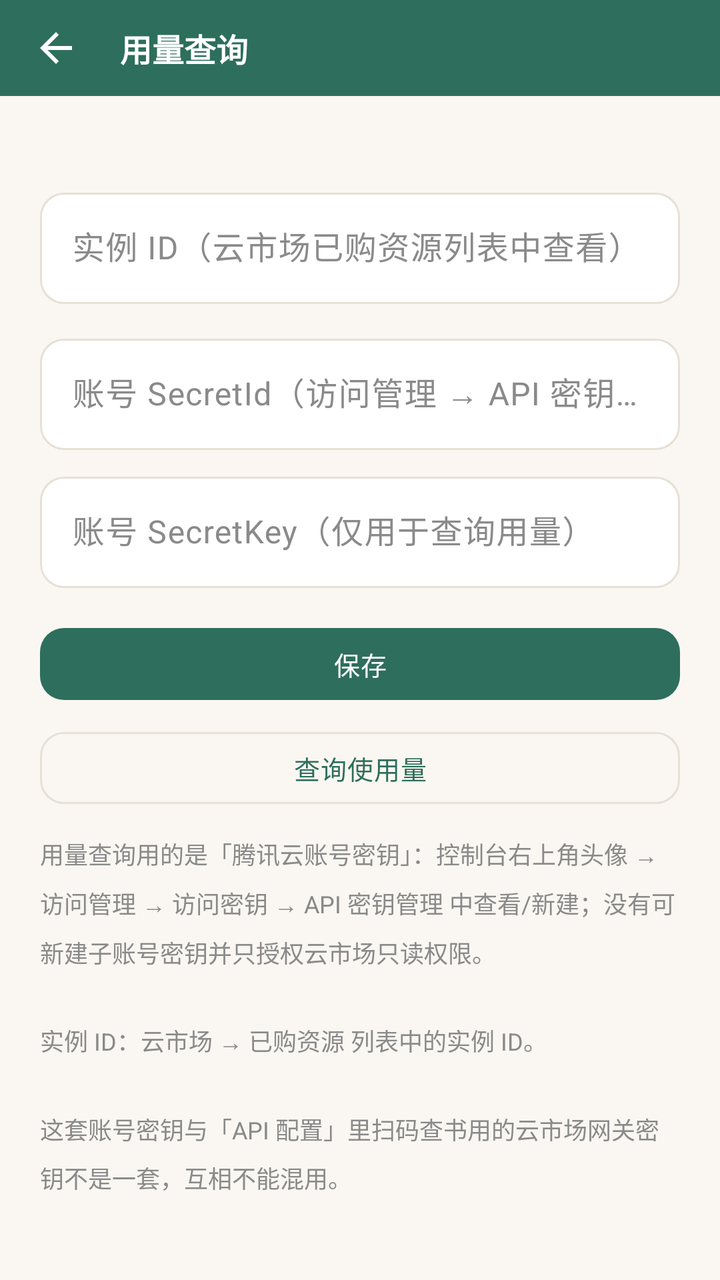
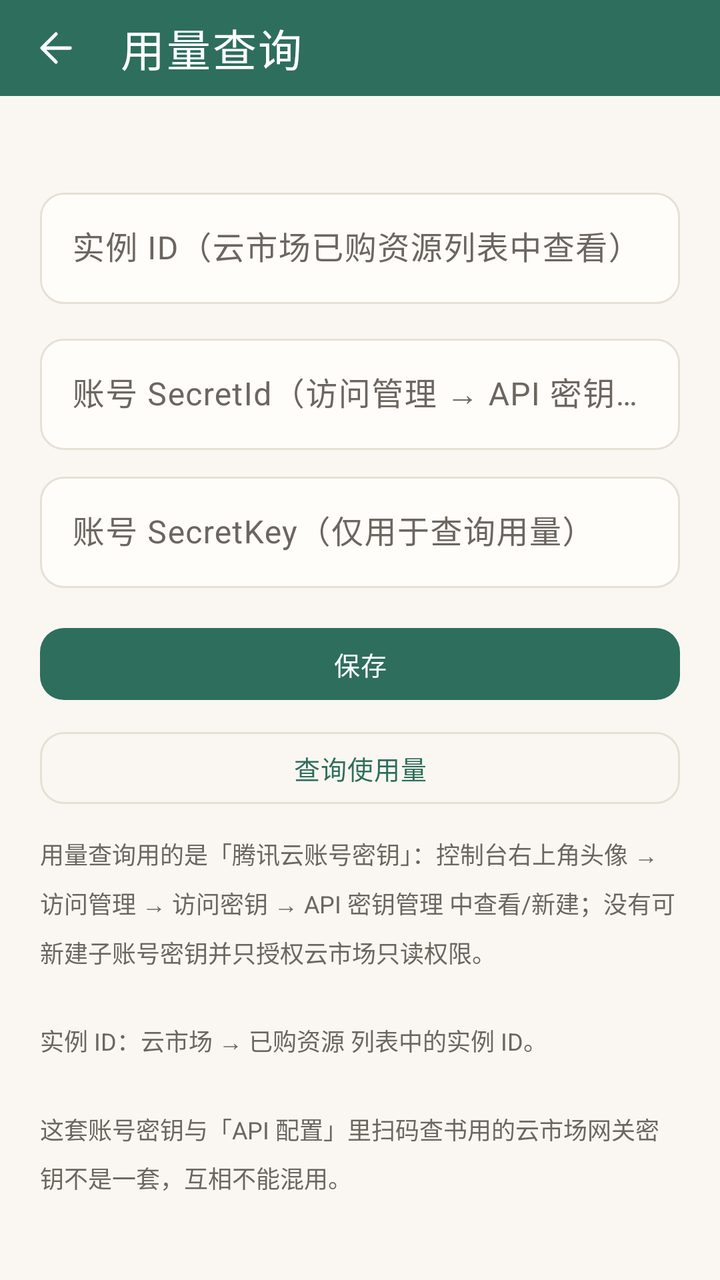

Compare the two renders of this Android layout. The source of the first and the diff that turns it into the second are given below.
<!-- AndroidManifest.xml: application theme Theme.Bookshelf -->
<!-- res/layout/activity_usage_query.xml -->
<?xml version="1.0" encoding="utf-8"?>
<LinearLayout xmlns:android="http://schemas.android.com/apk/res/android"
    xmlns:app="http://schemas.android.com/apk/res-auto"
    android:layout_width="match_parent"
    android:layout_height="match_parent"
    android:orientation="vertical">

    <com.google.android.material.appbar.MaterialToolbar
        android:id="@+id/toolbar"
        style="@style/Widget.Bookshelf.Toolbar"
        android:layout_width="match_parent"
        android:layout_height="@dimen/toolbar_h"
        app:navigationIcon="@drawable/ic_back"
        app:title="用量查询" />

    <ScrollView
        android:layout_width="match_parent"
        android:layout_height="0dp"
        android:layout_weight="1"
        android:fillViewport="true"
        android:scrollbars="vertical">

                <androidx.constraintlayout.widget.ConstraintLayout
            android:layout_width="match_parent"
            android:layout_height="wrap_content">

<LinearLayout
            android:layout_width="0dp"
            android:layout_height="wrap_content"
            android:orientation="vertical"
            android:padding="20dp"
                    app:layout_constraintWidth_max="@dimen/content_max_width"
                    app:layout_constraintStart_toStartOf="parent"
                    app:layout_constraintEnd_toEndOf="parent"
                    app:layout_constraintHorizontal_bias="0.5"
                    app:layout_constraintTop_toTopOf="parent"
                    app:layout_constraintBottom_toBottomOf="parent"
                >

            <com.google.android.material.textfield.TextInputLayout
                android:id="@+id/til_instance_id"
                android:layout_width="match_parent"
                android:layout_height="wrap_content"
                android:hint="实例 ID（云市场已购资源列表中查看）">

                <com.google.android.material.textfield.TextInputEditText
                    android:id="@+id/et_instance_id"
                    android:layout_width="match_parent"
                    android:layout_height="wrap_content" />
            </com.google.android.material.textfield.TextInputLayout>

            
            <com.google.android.material.textfield.TextInputLayout
                android:id="@+id/til_usage_secret_id"
                android:layout_width="match_parent"
                android:layout_height="wrap_content"
                android:layout_marginTop="12dp"
                android:hint="账号 SecretId（访问管理 → API 密钥管理，非云市场网关密钥）">

                <com.google.android.material.textfield.TextInputEditText
                    android:id="@+id/et_usage_secret_id"
                    android:layout_width="match_parent"
                    android:layout_height="wrap_content" />
            </com.google.android.material.textfield.TextInputLayout>

            <com.google.android.material.textfield.TextInputLayout
                android:id="@+id/til_usage_secret_key"
                android:layout_width="match_parent"
                android:layout_height="wrap_content"
                android:layout_marginTop="8dp"
                android:hint="账号 SecretKey（仅用于查询用量）">

                <com.google.android.material.textfield.TextInputEditText
                    android:id="@+id/et_usage_secret_key"
                    android:layout_width="match_parent"
                    android:layout_height="wrap_content" />
            </com.google.android.material.textfield.TextInputLayout>

            <com.google.android.material.button.MaterialButton
                android:id="@+id/btn_save"
                android:layout_width="match_parent"
                android:layout_height="wrap_content"
                android:layout_marginTop="16dp"
                android:text="保存" />

            <com.google.android.material.button.MaterialButton
                android:id="@+id/btn_query_usage"
                style="@style/Widget.Bookshelf.Button.Outlined"
                android:layout_width="match_parent"
                android:layout_height="wrap_content"
                android:layout_marginTop="8dp"
                android:text="查询使用量" />

            <TextView
                android:id="@+id/tv_usage_result"
                android:layout_width="match_parent"
                android:layout_height="wrap_content"
                android:layout_marginTop="4dp"
                android:lineSpacingMultiplier="1.35"
                android:textColor="@color/text_main"
                android:textSize="13sp"
                android:visibility="gone" />

            <TextView
                android:layout_width="match_parent"
                android:layout_height="wrap_content"
                android:layout_marginTop="12dp"
                android:lineSpacingMultiplier="1.4"
                android:text="用量查询用的是「腾讯云账号密钥」：控制台右上角头像 → 访问管理 → 访问密钥 → API 密钥管理 中查看/新建；没有可新建子账号密钥并只授权云市场只读权限。\n\n实例 ID：云市场 → 已购资源 列表中的实例 ID。\n\n这套账号密钥与「API 配置」里扫码查书用的云市场网关密钥不是一套，互相不能混用。"
                android:textSize="12sp"
                android:textColor="@color/text_sub" />
        </LinearLayout>
        </androidx.constraintlayout.widget.ConstraintLayout>
    </ScrollView>
</LinearLayout>
<!-- resources referenced by this layout -->
<resources>
  <color name="text_sub">#8A8A8A</color>
  <!-- drawable ic_back (drawable) -->
  <vector xmlns:android="http://schemas.android.com/apk/res/android"
      android:width="24dp" android:height="24dp"
      android:viewportWidth="24" android:viewportHeight="24"
      android:autoMirrored="true">
      <path
          android:fillColor="#FFFFFFFF"
          android:pathData="M20,11L7.8,11l5.6,-5.6L12,4l-8,8 8,8 1.4,-1.4L7.8,13L20,13z" />
  </vector>
  <style name="Widget.Bookshelf.Toolbar" parent="Widget.Material3.Toolbar">
          <item name="android:background">?attr/colorPrimary</item>
          <item name="titleTextColor">@color/white</item>
          <item name="titleTextAppearance">@style/TextAppearance.Bookshelf.ToolbarTitle</item>
          <item name="navigationIconTint">@color/white</item>
          <item name="android:elevation">0dp</item>
      </style>
  <style name="Theme.Bookshelf" parent="Theme.Bookshelf.Base">
          <item name="colorPrimary">@color/primary</item>
          <item name="colorPrimaryVariant">@color/primary_dark</item>
          <item name="colorSecondary">@color/accent</item>
          
          <item name="chip_bg">@color/chip_bg</item>
          <item name="primary_container">@color/green_container</item>
          <item name="on_primary_container">@color/green_on_container</item>
      </style>
  <style name="TextAppearance.Bookshelf.ToolbarTitle" parent="TextAppearance.Material3.TitleLarge">
          <item name="android:textSize">@dimen/text_title_toolbar</item>
          <item name="android:textStyle">bold</item>
          <item name="android:textColor">@color/white</item>
      </style>
  <style name="Theme.Bookshelf.Base" parent="Theme.Material3.Light.NoActionBar">
          
          <item name="android:colorBackground">@color/bg_page</item>
          
          <item name="android:statusBarColor">?attr/colorPrimary</item>
          <item name="android:windowLightStatusBar">false</item>
          
          <item name="surface">@color/surface</item>
          <item name="surface_dim">@color/surface_dim</item>
          <item name="outline">@color/outline</item>
          <item name="outline_strong">@color/outline_strong</item>
          <item name="on_surface">@color/text_main</item>
          <item name="on_surface_variant">@color/text_sub</item>
          
          <item name="primary_container">@color/green_container</item>
          <item name="on_primary_container">@color/green_on_container</item>
          
          <item name="chip_bg">@color/chip_bg</item>
          
          <item name="colorSurface">@color/surface</item>
          <item name="colorSurfaceBright">@color/surface</item>
          <item name="colorSurfaceDim">@color/surface_dim</item>
          <item name="colorSurfaceContainer">@color/surface</item>
          <item name="colorSurfaceContainerLow">@color/surface</item>
          <item name="colorSurfaceContainerLowest">@color/surface</item>
          <item name="colorSurfaceContainerHigh">@color/surface</item>
          <item name="colorSurfaceContainerHighest">@color/surface_dim</item>
          <item name="colorOutline">@color/outline</item>
          <item name="colorOutlineVariant">@color/outline</item>
          
          <item name="elevationOverlayEnabled">false</item>
          
          <item name="materialButtonStyle">@style/Widget.Bookshelf.Button</item>
          <item name="textInputStyle">@style/Widget.Bookshelf.TextField</item>
          <item name="materialCardViewStyle">@style/Widget.Bookshelf.MaterialCard</item>
          
          <item name="chipStyle">@style/Widget.Bookshelf.Chip</item>
          <item name="chipGroupStyle">@style/Widget.Bookshelf.ChipGroup</item>
          
          <item name="materialAlertDialogTheme">@style/ThemeOverlay.Bookshelf.Dialog</item>
          
          <item name="bottomSheetDialogTheme">@style/ThemeOverlay.Bookshelf.BottomSheet</item>
      </style>
  <color name="surface">#FFFFFF</color>
  <!-- unchanged entries left out for length: 34 -->
</resources>

<!-- the commit's change to res/layout/activity_usage_query.xml (unified diff, before → after) -->
@@ -97,7 +97,7 @@
                 android:layout_height="wrap_content"
                 android:layout_marginTop="4dp"
                 android:lineSpacingMultiplier="1.35"
-                android:textColor="@color/text_main"
+                android:textColor="?attr/on_surface"
                 android:textSize="13sp"
                 android:visibility="gone" />
 
@@ -108,7 +108,7 @@
                 android:lineSpacingMultiplier="1.4"
                 android:text="用量查询用的是「腾讯云账号密钥」：控制台右上角头像 → 访问管理 → 访问密钥 → API 密钥管理 中查看/新建；没有可新建子账号密钥并只授权云市场只读权限。\n\n实例 ID：云市场 → 已购资源 列表中的实例 ID。\n\n这套账号密钥与「API 配置」里扫码查书用的云市场网关密钥不是一套，互相不能混用。"
                 android:textSize="12sp"
-                android:textColor="@color/text_sub" />
+                android:textColor="?attr/on_surface_variant" />
         </LinearLayout>
         </androidx.constraintlayout.widget.ConstraintLayout>
     </ScrollView>
<!-- resource entries referenced after the edit -->
@@ -1,20 +1,28 @@
 <!-- resources referenced by this layout -->
 <resources>
-  <color name="text_sub">#8A8A8A</color>
+  <color name="text_sub">#6B6660</color>
+  <color name="accent_text">#8A5A1A</color>
   <!-- drawable ic_back (drawable) -->
+  <?xml version="1.0" encoding="utf-8"?>
   <vector xmlns:android="http://schemas.android.com/apk/res/android"
-      android:width="24dp" android:height="24dp"
-      android:viewportWidth="24" android:viewportHeight="24"
+      android:width="24dp"
+      android:height="24dp"
+      android:viewportWidth="24"
+      android:viewportHeight="24"
       android:autoMirrored="true">
       <path
-          android:fillColor="#FFFFFFFF"
-          android:pathData="M20,11L7.8,11l5.6,-5.6L12,4l-8,8 8,8 1.4,-1.4L7.8,13L20,13z" />
+          android:fillColor="@android:color/transparent"
+          android:pathData="M19,12 L6,12 M12,5 L5,12 L12,19"
+          android:strokeColor="#FF000000"
+          android:strokeLineCap="round"
+          android:strokeLineJoin="round"
+          android:strokeWidth="1.75" />
   </vector>
   <style name="Widget.Bookshelf.Toolbar" parent="Widget.Material3.Toolbar">
           <item name="android:background">?attr/colorPrimary</item>
-          <item name="titleTextColor">@color/white</item>
+          <item name="titleTextColor">?attr/colorOnPrimary</item>
           <item name="titleTextAppearance">@style/TextAppearance.Bookshelf.ToolbarTitle</item>
-          <item name="navigationIconTint">@color/white</item>
+          <item name="navigationIconTint">?attr/colorOnPrimary</item>
           <item name="android:elevation">0dp</item>
       </style>
   <style name="Theme.Bookshelf" parent="Theme.Bookshelf.Base">
@@ -25,10 +33,27 @@
           <item name="chip_bg">@color/chip_bg</item>
           <item name="primary_container">@color/green_container</item>
           <item name="on_primary_container">@color/green_on_container</item>
+          <item name="android:colorBackground">@color/green_page</item>
+          <item name="surface">@color/green_surface</item>
+          <item name="surface_dim">@color/green_surface_dim</item>
+          <item name="outline">@color/green_outline</item>
+          <item name="outline_strong">@color/green_outline_strong</item>
+          <item name="colorSurface">@color/green_surface</item>
+          <item name="colorSurfaceBright">@color/green_surface</item>
+          <item name="colorSurfaceContainer">@color/green_surface</item>
+          <item name="colorSurfaceContainerLow">@color/green_surface</item>
+          <item name="colorSurfaceContainerLowest">@color/green_surface</item>
+          <item name="colorSurfaceContainerHigh">@color/green_surface</item>
+          <item name="colorSurfaceDim">@color/green_surface_dim</item>
+          <item name="colorSurfaceContainerHighest">@color/green_surface_dim</item>
+          <item name="colorOutline">@color/green_outline</item>
+          <item name="colorOutlineVariant">@color/green_outline</item>
       </style>
   <style name="TextAppearance.Bookshelf.ToolbarTitle" parent="TextAppearance.Material3.TitleLarge">
-          <item name="android:textSize">@dimen/text_title_toolbar</item>
-          <item name="android:textStyle">bold</item>
+          <item name="android:textSize">@dimen/text_title</item>
+          <item name="android:fontFamily">serif</item>
+          <item name="android:textStyle">normal</item>
+          <item name="android:letterSpacing">0.04</item>
           <item name="android:textColor">@color/white</item>
       </style>
   <style name="Theme.Bookshelf.Base" parent="Theme.Material3.Light.NoActionBar">
@@ -37,6 +62,8 @@
           
           <item name="android:statusBarColor">?attr/colorPrimary</item>
           <item name="android:windowLightStatusBar">false</item>
+          
+          <item name="android:windowActivityTransitions">true</item>
           
           <item name="surface">@color/surface</item>
           <item name="surface_dim">@color/surface_dim</item>
@@ -50,6 +77,11 @@
           
           <item name="chip_bg">@color/chip_bg</item>
           
+          <item name="accent_text">@color/accent_text</item>
+          
+          <item name="colorOnSurface">@color/text_main</item>
+          <item name="colorOnSurfaceVariant">@color/text_sub</item>
+          <item name="colorOnBackground">@color/text_main</item>
           <item name="colorSurface">@color/surface</item>
           <item name="colorSurfaceBright">@color/surface</item>
           <item name="colorSurfaceDim">@color/surface_dim</item>
@@ -74,7 +106,13 @@
           
           <item name="bottomSheetDialogTheme">@style/ThemeOverlay.Bookshelf.BottomSheet</item>
       </style>
-  <color name="surface">#FFFFFF</color>
+  <color name="green_page">#FAF7F2</color>
+  <color name="green_surface">#FFFDF9</color>
+  <color name="green_surface_dim">#F3EEE6</color>
+  <color name="green_outline">#E6E0D5</color>
+  <color name="green_outline_strong">#D8D0C2</color>
+  <dimen name="text_title">22sp</dimen>
+  <color name="surface">#FFFDF9</color>
   <!-- unchanged entries left out for length: 34 -->
 </resources>
 
